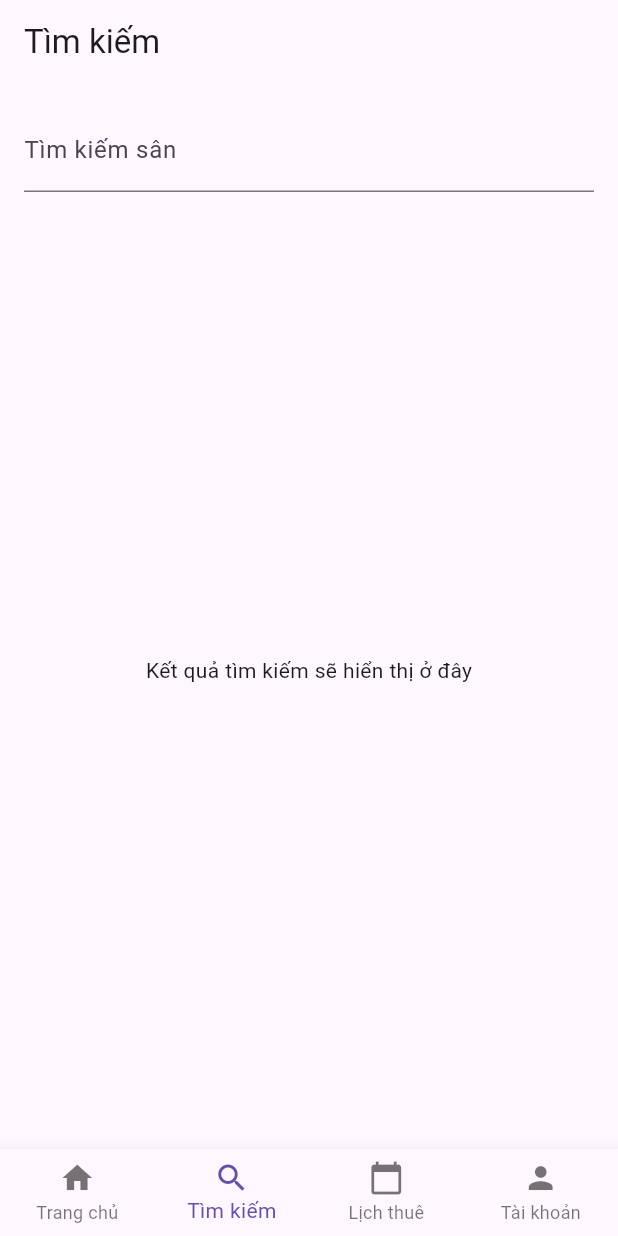
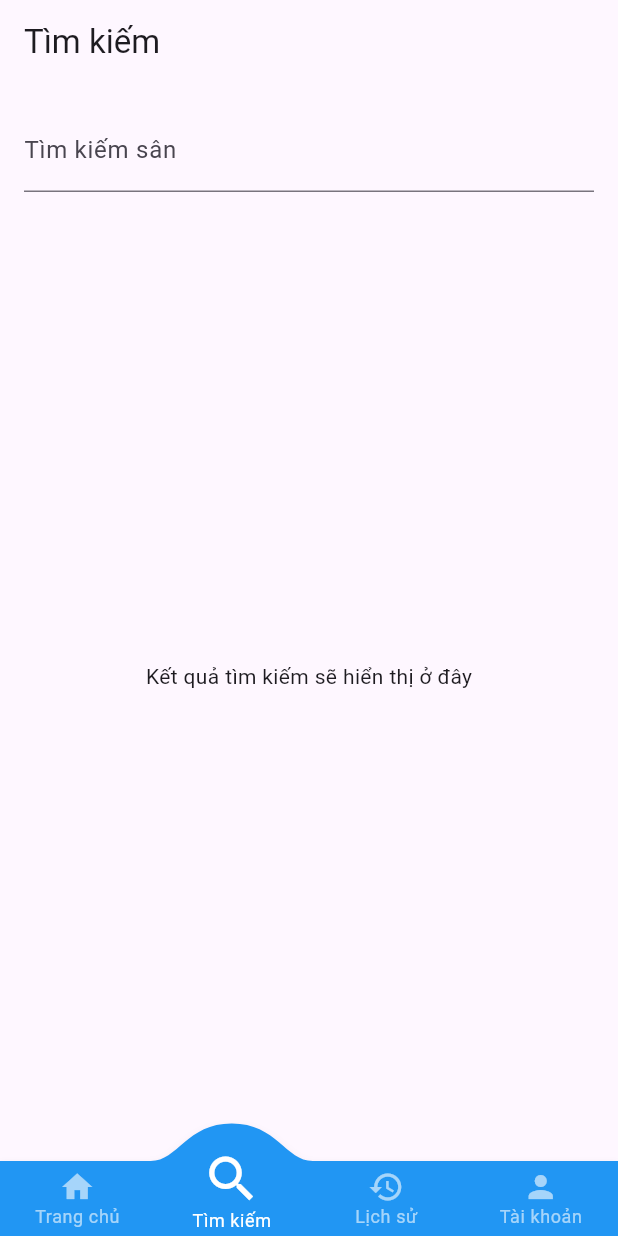
Before and after one commit to seson0/tesst1, a Flutter app: the screen it shows after launch, item 2 of the bottom bar chosen, on a phone screen of 412 x 824 dp. Run offline on Flutter 3.47's test engine with Material 3 defaults, Android fonts, the phone set to English and light mode, and no system bars; drawn by our look-alikes of convex_bottom_bar; our stand-ins replace firebase_auth, firebase_core, shared_preferences; accounts and stored records are empty.

Commit message:
them chuc nang

```diff
--- a/lib/screens/home_page.dart
+++ b/lib/screens/home_page.dart
@@ -1,5 +1,7 @@
 import 'package:flutter/material.dart';
 import 'package:firebase_auth/firebase_auth.dart';
+import 'package:shared_preferences/shared_preferences.dart';
+import 'package:convex_bottom_bar/convex_bottom_bar.dart';
 
 class AppShell extends StatefulWidget {
   const AppShell({super.key});
@@ -10,33 +12,102 @@ class AppShell extends StatefulWidget {
 
 class _AppShellState extends State<AppShell> {
   int _currentIndex = 0;
+  String? _role; // 'owner' or 'renter' (null = treat as renter)
 
-  static final List<Widget> _pages = <Widget>[
-    const HomeContent(),
-    const SearchPage(),
-    const BookingsPage(),
-    const AccountPage(),
-  ];
+  @override
+  void initState() {
+    super.initState();
+    _loadRole();
+  }
 
-  void _onTap(int index) => setState(() => _currentIndex = index);
+  Future<void> _loadRole() async {
+    final prefs = await SharedPreferences.getInstance();
+    if (!mounted) return;
+    setState(() => _role = prefs.getString('user_role') ?? 'renter');
+  }
 
   @override
   Widget build(BuildContext context) {
+    final isOwner = _role == 'owner';
+
+    // define pages per role
+    final pages = isOwner
+        ? <Widget>[
+            const OwnerManageCourtsPage(),
+            const OwnerBookingsPage(),
+            const OwnerStatsPage(),
+            const AccountPage(),
+          ]
+        : <Widget>[
+            const HomeContent(),
+            const SearchPage(),
+            const BookingsPage(),
+            const AccountPage(),
+          ];
+
+    // bottom items per role
+    final items = isOwner
+        ? <BottomNavigationBarItem>[
+            const BottomNavigationBarItem(
+              icon: Icon(Icons.store_mall_directory),
+              label: 'Quản lý sân',
+            ),
+            const BottomNavigationBarItem(
+              icon: Icon(Icons.book_online),
+              label: 'Quản lý đặt sân',
+            ),
+            const BottomNavigationBarItem(
+              icon: Icon(Icons.bar_chart),
+              label: 'Thống kê',
+            ),
+            const BottomNavigationBarItem(
+              icon: Icon(Icons.person),
+              label: 'Tài khoản',
+            ),
+          ]
+        : <BottomNavigationBarItem>[
+            const BottomNavigationBarItem(
+              icon: Icon(Icons.home),
+              label: 'Trang chủ',
+            ),
+            const BottomNavigationBarItem(
+              icon: Icon(Icons.search),
+              label: 'Tìm kiếm',
+            ),
+            const BottomNavigationBarItem(
+              icon: Icon(Icons.history),
+              label: 'Lịch sử',
+            ),
+            const BottomNavigationBarItem(
+              icon: Icon(Icons.person),
+              label: 'Tài khoản',
+            ),
+          ];
+
+    final safeIndex = _currentIndex < pages.length ? _currentIndex : 0;
+
     return Scaffold(
-      body: IndexedStack(index: _currentIndex, children: _pages),
-      bottomNavigationBar: BottomNavigationBar(
-        currentIndex: _currentIndex,
-        onTap: _onTap,
-        type: BottomNavigationBarType.fixed,
-        items: const [
-          BottomNavigationBarItem(icon: Icon(Icons.home), label: 'Trang chủ'),
-          BottomNavigationBarItem(icon: Icon(Icons.search), label: 'Tìm kiếm'),
-          BottomNavigationBarItem(
-            icon: Icon(Icons.calendar_today),
-            label: 'Lịch thuê',
-          ),
-          BottomNavigationBarItem(icon: Icon(Icons.person), label: 'Tài khoản'),
-        ],
+      body: IndexedStack(index: safeIndex, children: pages),
+      bottomNavigationBar: ConvexAppBar(
+        style: TabStyle.react,
+        initialActiveIndex: safeIndex,
+        onTap: (i) => setState(() => _currentIndex = i),
+        items: isOwner
+            ? [
+                const TabItem(
+                  icon: Icons.store_mall_directory,
+                  title: 'Quản lý sân',
+                ),
+                const TabItem(icon: Icons.book_online, title: 'Đặt sân'),
+                const TabItem(icon: Icons.bar_chart, title: 'Thống kê'),
+                const TabItem(icon: Icons.person, title: 'Tài khoản'),
+              ]
+            : [
+                const TabItem(icon: Icons.home, title: 'Trang chủ'),
+                const TabItem(icon: Icons.search, title: 'Tìm kiếm'),
+                const TabItem(icon: Icons.history, title: 'Lịch sử'),
+                const TabItem(icon: Icons.person, title: 'Tài khoản'),
+              ],
       ),
     );
   }
@@ -119,7 +190,6 @@ class AccountPage extends StatelessWidget {
             title: const Text('Cấu hình ứng dụng'),
             trailing: const Icon(Icons.chevron_right),
             onTap: () async {
-              // Nếu bạn có route '/settings' thì sẽ chuyển, nếu chưa có sẽ hiện Snackbar
               try {
                 await Navigator.pushNamed(context, '/settings');
               } catch (_) {
@@ -138,7 +208,6 @@ class AccountPage extends StatelessWidget {
             title: const Text('Hướng dẫn sử dụng'),
             trailing: const Icon(Icons.chevron_right),
             onTap: () async {
-              // chuyển tới trang hướng dẫn nếu có route '/guide'
               try {
                 await Navigator.pushNamed(context, '/guide');
               } catch (_) {
@@ -161,7 +230,6 @@ class AccountPage extends StatelessWidget {
               if (user == null) {
                 Navigator.pushNamed(context, '/login');
               } else {
-                // nếu đã đăng nhập, có thể mở trang chi tiết tài khoản
                 ScaffoldMessenger.of(context).showSnackBar(
                   SnackBar(content: Text('Đã đăng nhập: ${user.email}')),
                 );
@@ -169,7 +237,6 @@ class AccountPage extends StatelessWidget {
             },
           ),
           const Divider(height: 1),
-
           if (user != null) ...[
             Padding(
               padding: const EdgeInsets.symmetric(horizontal: 16.0),
@@ -188,3 +255,41 @@ class AccountPage extends StatelessWidget {
     );
   }
 }
+
+/// -------------------- Owner pages (stubs) --------------------
+
+class OwnerManageCourtsPage extends StatelessWidget {
+  const OwnerManageCourtsPage({super.key});
+
+  @override
+  Widget build(BuildContext context) {
+    return Scaffold(
+      appBar: AppBar(title: const Text('Quản lý sân')),
+      body: const Center(child: Text('Danh sách và quản lý sân (owner)')),
+    );
+  }
+}
+
+class OwnerBookingsPage extends StatelessWidget {
+  const OwnerBookingsPage({super.key});
+
+  @override
+  Widget build(BuildContext context) {
+    return Scaffold(
+      appBar: AppBar(title: const Text('Quản lý đặt sân')),
+      body: const Center(child: Text('Quản lý các đặt sân của chủ sân')),
+    );
+  }
+}
+
+class OwnerStatsPage extends StatelessWidget {
+  const OwnerStatsPage({super.key});
+
+  @override
+  Widget build(BuildContext context) {
+    return Scaffold(
+      appBar: AppBar(title: const Text('Thống kê')),
+      body: const Center(child: Text('Thống kê doanh thu / lượt đặt (owner)')),
+    );
+  }
+}
--- a/lib/screens/login_page.dart
+++ b/lib/screens/login_page.dart
@@ -1,5 +1,6 @@
 import 'package:flutter/material.dart';
 import 'package:firebase_auth/firebase_auth.dart';
+
 
 class LoginPage extends StatefulWidget {
   const LoginPage({super.key});
--- a/pubspec.yaml
+++ b/pubspec.yaml
@@ -11,6 +11,8 @@ dependencies:
     sdk: flutter
   firebase_core: ^4.1.1
   firebase_auth: ^6.1.0
+  shared_preferences: any
+  convex_bottom_bar: any
 
 dev_dependencies:
   flutter_test:
```
Also changed, not shown: lib/screens/register_page.dart (+8 -0 lines), pubspec.lock, 1 other file.
